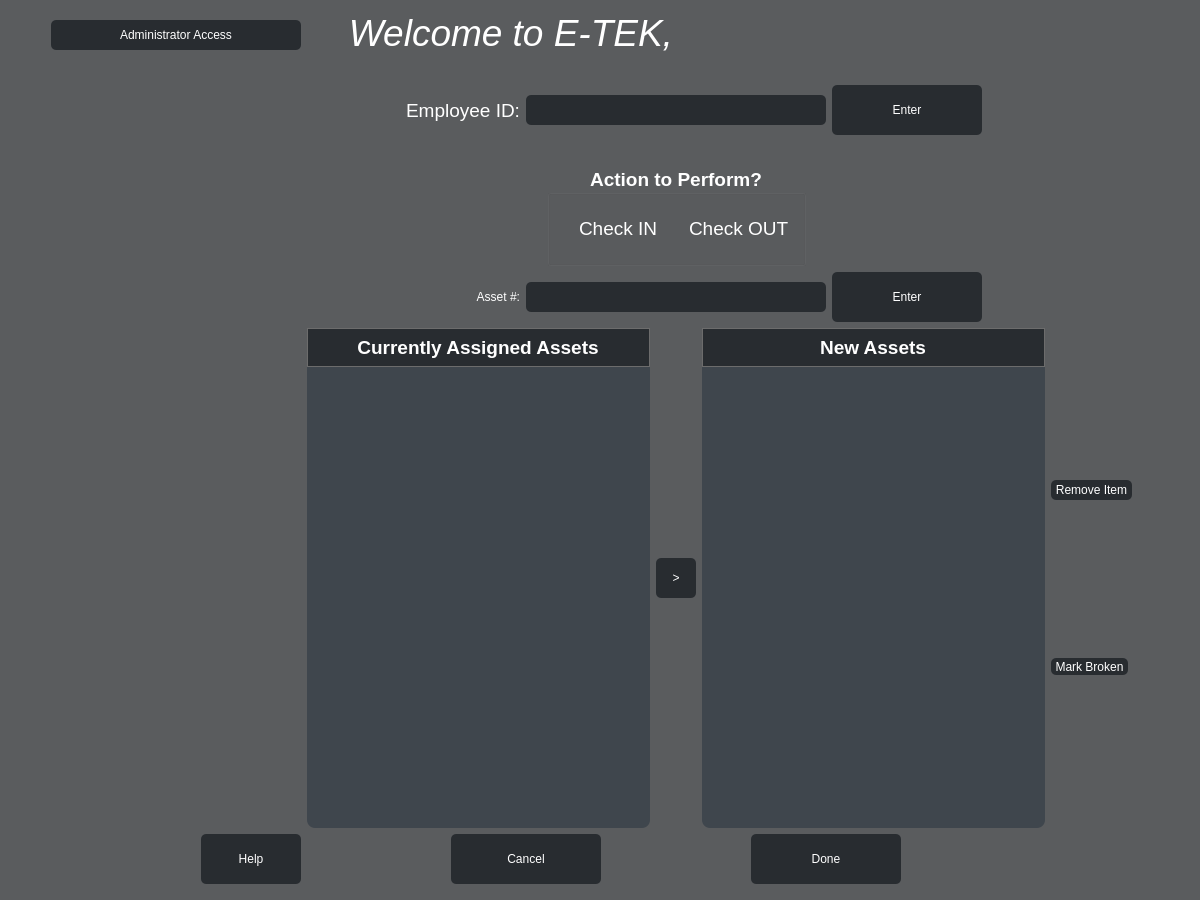
Old version of the form ui/Etek_main_window_v2.ui in the repository Capstone-RFID/Code.
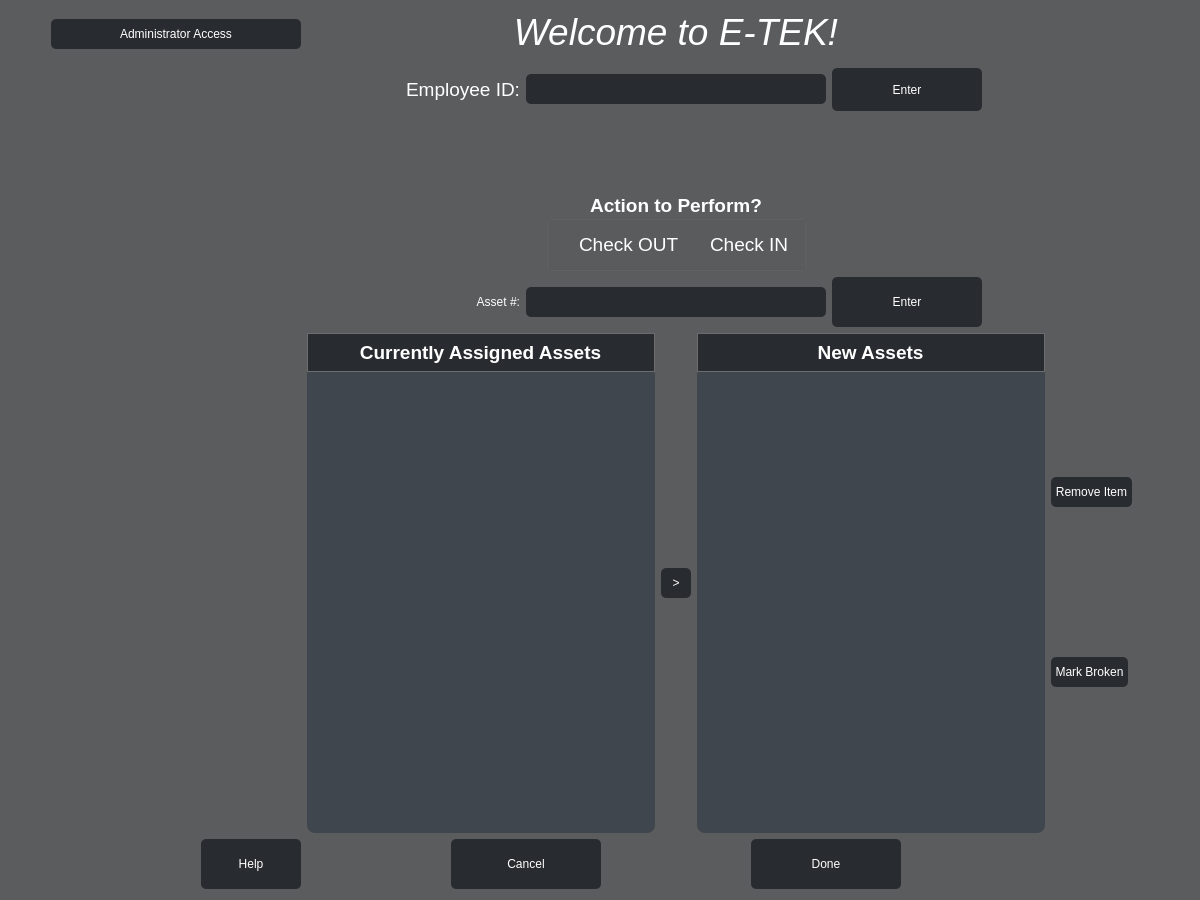
New version of the form. Icons and pictures are not drawn.

Commit message: UI Changes. Fixed mark button not appearing

```diff
--- a/ui/Etek_main_window_v2.ui
+++ b/ui/Etek_main_window_v2.ui
@@ -272,7 +272,7 @@
   <layout class="QGridLayout" name="gridLayout_2">
    <item row="0" column="0">
     <layout class="QGridLayout" name="gridLayout">
-     <item row="2" column="2" colspan="5">
+     <item row="4" column="2" colspan="5">
       <layout class="QHBoxLayout" name="horizontalLayout_9">
        <item>
         <spacer name="horizontalSpacer_11">
@@ -349,21 +349,6 @@
           <set>Qt::AlignCenter</set>
          </property>
          <layout class="QHBoxLayout" name="horizontalLayout_2">
-          <item>
-           <widget class="QRadioButton" name="Check_In_Box">
-            <property name="font">
-             <font>
-              <pointsize>14</pointsize>
-             </font>
-            </property>
-            <property name="styleSheet">
-             <string notr="true">QRadioButton{ color: rgb(255, 255, 255); background-color: rgba(255, 255, 255, 0);}</string>
-            </property>
-            <property name="text">
-             <string>Check IN</string>
-            </property>
-           </widget>
-          </item>
           <item>
            <widget class="QRadioButton" name="Check_Out_Box">
             <property name="font">
@@ -379,6 +364,21 @@
             </property>
            </widget>
           </item>
+          <item>
+           <widget class="QRadioButton" name="Check_In_Box">
+            <property name="font">
+             <font>
+              <pointsize>14</pointsize>
+             </font>
+            </property>
+            <property name="styleSheet">
+             <string notr="true">QRadioButton{ color: rgb(255, 255, 255); background-color: rgba(255, 255, 255, 0);}</string>
+            </property>
+            <property name="text">
+             <string>Check IN</string>
+            </property>
+           </widget>
+          </item>
          </layout>
         </widget>
        </item>
@@ -397,20 +397,7 @@
        </item>
       </layout>
      </item>
-     <item row="6" column="2">
-      <spacer name="horizontalSpacer_3">
-       <property name="orientation">
-        <enum>Qt::Horizontal</enum>
-       </property>
-       <property name="sizeHint" stdset="0">
-        <size>
-         <width>40</width>
-         <height>20</height>
-        </size>
-       </property>
-      </spacer>
-     </item>
-     <item row="5" column="2" colspan="5">
+     <item row="8" column="2" colspan="5">
       <layout class="QHBoxLayout" name="horizontalLayout">
        <item>
         <widget class="QTableWidget" name="Existing_Item_list">
@@ -675,8 +662,8 @@
         <widget class="QPushButton" name="move_Button">
          <property name="minimumSize">
           <size>
-           <width>40</width>
-           <height>40</height>
+           <width>30</width>
+           <height>30</height>
           </size>
          </property>
          <property name="text">
@@ -731,36 +718,7 @@
        </item>
       </layout>
      </item>
-     <item row="6" column="5">
-      <widget class="QPushButton" name="Done_Button">
-       <property name="minimumSize">
-        <size>
-         <width>150</width>
-         <height>50</height>
-        </size>
-       </property>
-       <property name="styleSheet">
-        <string notr="true"/>
-       </property>
-       <property name="text">
-        <string>Done</string>
-       </property>
-      </widget>
-     </item>
-     <item row="6" column="6">
-      <spacer name="horizontalSpacer_6">
-       <property name="orientation">
-        <enum>Qt::Horizontal</enum>
-       </property>
-       <property name="sizeHint" stdset="0">
-        <size>
-         <width>40</width>
-         <height>20</height>
-        </size>
-       </property>
-      </spacer>
-     </item>
-     <item row="6" column="3">
+     <item row="9" column="3">
       <widget class="QPushButton" name="Cancel_Button">
        <property name="minimumSize">
         <size>
@@ -779,100 +737,36 @@
        </property>
       </widget>
      </item>
-     <item row="3" column="2" colspan="5">
-      <layout class="QHBoxLayout" name="horizontalLayout_7">
+     <item row="0" column="2" colspan="5">
+      <layout class="QHBoxLayout" name="WelcomeMessage">
        <item>
-        <spacer name="horizontalSpacer_9">
-         <property name="orientation">
-          <enum>Qt::Horizontal</enum>
-         </property>
-         <property name="sizeHint" stdset="0">
-          <size>
-           <width>40</width>
-           <height>20</height>
-          </size>
-         </property>
-        </spacer>
-       </item>
-       <item>
-        <widget class="QLabel" name="Asset_ID_Label">
-         <property name="minimumSize">
-          <size>
-           <width>150</width>
-           <height>0</height>
-          </size>
-         </property>
-         <property name="text">
-          <string>Asset #:</string>
-         </property>
-         <property name="alignment">
-          <set>Qt::AlignRight|Qt::AlignTrailing|Qt::AlignVCenter</set>
-         </property>
-        </widget>
-       </item>
-       <item>
-        <widget class="QLineEdit" name="Asset_ID_Input">
-         <property name="minimumSize">
-          <size>
-           <width>300</width>
-           <height>30</height>
-          </size>
-         </property>
-         <property name="maximumSize">
-          <size>
-           <width>700</width>
-           <height>30</height>
-          </size>
-         </property>
-         <property name="text">
-          <string/>
-         </property>
-         <property name="maxLength">
-          <number>8</number>
-         </property>
-        </widget>
-       </item>
-       <item>
-        <widget class="QPushButton" name="Asset_ID_Enter">
-         <property name="minimumSize">
-          <size>
-           <width>150</width>
-           <height>30</height>
-          </size>
-         </property>
-         <property name="maximumSize">
-          <size>
-           <width>150</width>
-           <height>50</height>
-          </size>
-         </property>
-         <property name="focusPolicy">
-          <enum>Qt::ClickFocus</enum>
+        <widget class="QLabel" name="Welcome_to_ETEK_Label">
+         <property name="font">
+          <font>
+           <family>Arial</family>
+           <pointsize>28</pointsize>
+           <weight>9</weight>
+           <italic>true</italic>
+           <bold>false</bold>
+          </font>
          </property>
          <property name="styleSheet">
-          <string notr="true"/>
+          <string notr="true">font: 75 italic 28pt &quot;Arial&quot;;</string>
          </property>
          <property name="text">
-          <string>Enter</string>
+          <string>Welcome to E-TEK!</string>
+         </property>
+         <property name="alignment">
+          <set>Qt::AlignBottom|Qt::AlignHCenter</set>
          </property>
         </widget>
        </item>
-       <item>
-        <spacer name="horizontalSpacer_8">
-         <property name="orientation">
-          <enum>Qt::Horizontal</enum>
-         </property>
-         <property name="sizeHint" stdset="0">
-          <size>
-           <width>40</width>
-           <height>20</height>
-          </size>
-         </property>
-        </spacer>
-       </item>
       </layout>
      </item>
-     <item row="6" column="7">
+     <item row="7" column="2" colspan="5">
+      <layout class="QHBoxLayout" name="horizontalLayout_5"/>
+     </item>
+     <item row="9" column="7">
       <spacer name="horizontalSpacer_4">
        <property name="orientation">
         <enum>Qt::Horizontal</enum>
@@ -885,17 +779,57 @@
        </property>
       </spacer>
      </item>
-     <item row="4" column="1">
-      <layout class="QHBoxLayout" name="horizontalLayout_3"/>
+     <item row="9" column="1">
+      <layout class="QHBoxLayout" name="horizontalLayout_4">
+       <item>
+        <spacer name="horizontalSpacer_14">
+         <property name="orientation">
+          <enum>Qt::Horizontal</enum>
+         </property>
+         <property name="sizeHint" stdset="0">
+          <size>
+           <width>40</width>
+           <height>20</height>
+          </size>
+         </property>
+        </spacer>
+       </item>
+       <item>
+        <widget class="QPushButton" name="Help_Button">
+         <property name="minimumSize">
+          <size>
+           <width>100</width>
+           <height>50</height>
+          </size>
+         </property>
+         <property name="text">
+          <string>Help</string>
+         </property>
+        </widget>
+       </item>
+      </layout>
      </item>
-     <item row="5" column="7">
+     <item row="9" column="2">
+      <spacer name="horizontalSpacer_3">
+       <property name="orientation">
+        <enum>Qt::Horizontal</enum>
+       </property>
+       <property name="sizeHint" stdset="0">
+        <size>
+         <width>40</width>
+         <height>20</height>
+        </size>
+       </property>
+      </spacer>
+     </item>
+     <item row="8" column="7">
       <layout class="QVBoxLayout" name="verticalLayout_2">
        <item>
         <widget class="QToolButton" name="Remove_Button">
          <property name="minimumSize">
           <size>
            <width>20</width>
-           <height>20</height>
+           <height>30</height>
           </size>
          </property>
          <property name="focusPolicy">
@@ -911,6 +845,12 @@
        </item>
        <item>
         <widget class="QToolButton" name="Mark_Button">
+         <property name="minimumSize">
+          <size>
+           <width>20</width>
+           <height>30</height>
+          </size>
+         </property>
          <property name="focusPolicy">
           <enum>Qt::ClickFocus</enum>
          </property>
@@ -924,54 +864,6 @@
        </item>
       </layout>
      </item>
-     <item row="0" column="2" colspan="5">
-      <layout class="QHBoxLayout" name="WelcomeMessage">
-       <item>
-        <widget class="QLabel" name="Welcome_to_ETEK_Label">
-         <property name="font">
-          <font>
-           <family>Arial</family>
-           <pointsize>28</pointsize>
-           <weight>9</weight>
-           <italic>true</italic>
-           <bold>false</bold>
-          </font>
-         </property>
-         <property name="styleSheet">
-          <string notr="true">font: 75 italic 28pt &quot;Arial&quot;;</string>
-         </property>
-         <property name="text">
-          <string>Welcome to E-TEK,</string>
-         </property>
-         <property name="alignment">
-          <set>Qt::AlignBottom|Qt::AlignRight|Qt::AlignTrailing</set>
-         </property>
-        </widget>
-       </item>
-       <item>
-        <widget class="QLabel" name="Name_Label">
-         <property name="font">
-          <font>
-           <family>Arial</family>
-           <pointsize>28</pointsize>
-           <weight>9</weight>
-           <italic>true</italic>
-           <bold>false</bold>
-          </font>
-         </property>
-         <property name="styleSheet">
-          <string notr="true">font: 75 italic 28pt &quot;Arial&quot;;</string>
-         </property>
-         <property name="text">
-          <string/>
-         </property>
-         <property name="alignment">
-          <set>Qt::AlignBottom|Qt::AlignLeading|Qt::AlignLeft</set>
-         </property>
-        </widget>
-       </item>
-      </layout>
-     </item>
      <item row="0" column="1">
       <layout class="QHBoxLayout" name="horizontalLayout_8">
        <item>
@@ -997,7 +889,7 @@
          </property>
          <property name="maximumSize">
           <size>
-           <width>50</width>
+           <width>100</width>
            <height>25</height>
           </size>
          </property>
@@ -1008,40 +900,7 @@
        </item>
       </layout>
      </item>
-     <item row="4" column="2" colspan="5">
-      <layout class="QHBoxLayout" name="horizontalLayout_5"/>
-     </item>
-     <item row="6" column="1">
-      <layout class="QHBoxLayout" name="horizontalLayout_4">
-       <item>
-        <spacer name="horizontalSpacer_14">
-         <property name="orientation">
-          <enum>Qt::Horizontal</enum>
-         </property>
-         <property name="sizeHint" stdset="0">
-          <size>
-           <width>40</width>
-           <height>20</height>
-          </size>
-         </property>
-        </spacer>
-       </item>
-       <item>
-        <widget class="QPushButton" name="Help_Button">
-         <property name="minimumSize">
-          <size>
-           <width>100</width>
-           <height>50</height>
-          </size>
-         </property>
-         <property name="text">
-          <string>Help</string>
-         </property>
-        </widget>
-       </item>
-      </layout>
-     </item>
-     <item row="1" column="2" colspan="5">
+     <item row="2" column="2" colspan="5">
       <widget class="QFrame" name="Employee_Section">
        <property name="maximumSize">
         <size>
@@ -1226,6 +1085,9 @@
           <property name="maxLength">
            <number>9</number>
           </property>
+          <property name="alignment">
+           <set>Qt::AlignLeading|Qt::AlignLeft|Qt::AlignVCenter</set>
+          </property>
          </widget>
         </item>
         <item>
@@ -1471,7 +1333,132 @@
        </layout>
       </widget>
      </item>
-     <item row="6" column="4">
+     <item row="9" column="5">
+      <widget class="QPushButton" name="Done_Button">
+       <property name="minimumSize">
+        <size>
+         <width>150</width>
+         <height>50</height>
+        </size>
+       </property>
+       <property name="styleSheet">
+        <string notr="true"/>
+       </property>
+       <property name="text">
+        <string>Done</string>
+       </property>
+      </widget>
+     </item>
+     <item row="7" column="1">
+      <layout class="QHBoxLayout" name="horizontalLayout_3"/>
+     </item>
+     <item row="9" column="6">
+      <spacer name="horizontalSpacer_6">
+       <property name="orientation">
+        <enum>Qt::Horizontal</enum>
+       </property>
+       <property name="sizeHint" stdset="0">
+        <size>
+         <width>40</width>
+         <height>20</height>
+        </size>
+       </property>
+      </spacer>
+     </item>
+     <item row="6" column="2" colspan="5">
+      <layout class="QHBoxLayout" name="horizontalLayout_7">
+       <item>
+        <spacer name="horizontalSpacer_9">
+         <property name="orientation">
+          <enum>Qt::Horizontal</enum>
+         </property>
+         <property name="sizeHint" stdset="0">
+          <size>
+           <width>40</width>
+           <height>20</height>
+          </size>
+         </property>
+        </spacer>
+       </item>
+       <item>
+        <widget class="QLabel" name="Asset_ID_Label">
+         <property name="minimumSize">
+          <size>
+           <width>150</width>
+           <height>0</height>
+          </size>
+         </property>
+         <property name="text">
+          <string>Asset #:</string>
+         </property>
+         <property name="alignment">
+          <set>Qt::AlignRight|Qt::AlignTrailing|Qt::AlignVCenter</set>
+         </property>
+        </widget>
+       </item>
+       <item>
+        <widget class="QLineEdit" name="Asset_ID_Input">
+         <property name="minimumSize">
+          <size>
+           <width>300</width>
+           <height>30</height>
+          </size>
+         </property>
+         <property name="maximumSize">
+          <size>
+           <width>700</width>
+           <height>30</height>
+          </size>
+         </property>
+         <property name="text">
+          <string/>
+         </property>
+         <property name="maxLength">
+          <number>8</number>
+         </property>
+        </widget>
+       </item>
+       <item>
+        <widget class="QPushButton" name="Asset_ID_Enter">
+         <property name="minimumSize">
+          <size>
+           <width>150</width>
+           <height>30</height>
+          </size>
+         </property>
+         <property name="maximumSize">
+          <size>
+           <width>150</width>
+           <height>50</height>
+          </size>
+         </property>
+         <property name="focusPolicy">
+          <enum>Qt::ClickFocus</enum>
+         </property>
+         <property name="styleSheet">
+          <string notr="true"/>
+         </property>
+         <property name="text">
+          <string>Enter</string>
+         </property>
+        </widget>
+       </item>
+       <item>
+        <spacer name="horizontalSpacer_8">
+         <property name="orientation">
+          <enum>Qt::Horizontal</enum>
+         </property>
+         <property name="sizeHint" stdset="0">
+          <size>
+           <width>40</width>
+           <height>20</height>
+          </size>
+         </property>
+        </spacer>
+       </item>
+      </layout>
+     </item>
+     <item row="9" column="4">
       <spacer name="horizontalSpacer_2">
        <property name="orientation">
         <enum>Qt::Horizontal</enum>
@@ -1484,6 +1471,28 @@
        </property>
       </spacer>
      </item>
+     <item row="3" column="2" colspan="5">
+      <widget class="QLabel" name="Name_Label">
+       <property name="font">
+        <font>
+         <family>Arial</family>
+         <pointsize>28</pointsize>
+         <weight>9</weight>
+         <italic>true</italic>
+         <bold>false</bold>
+        </font>
+       </property>
+       <property name="styleSheet">
+        <string notr="true">font: 75 italic 28pt &quot;Arial&quot;;</string>
+       </property>
+       <property name="text">
+        <string/>
+       </property>
+       <property name="alignment">
+        <set>Qt::AlignHCenter|Qt::AlignTop</set>
+       </property>
+      </widget>
+     </item>
     </layout>
    </item>
   </layout>
```
Left out of the diff: 1 changed line with no effect on the pictures. The commit also changes 4 other files.
